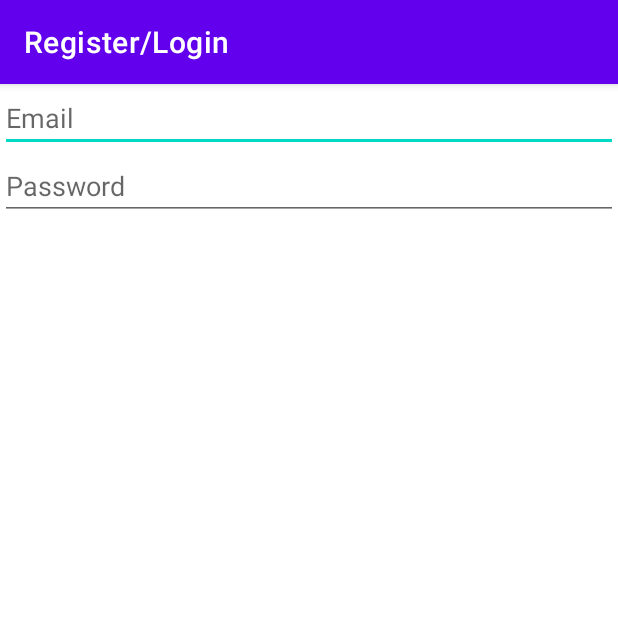
After one commit to xeroz38/mvvm-android, an Android app: the EntryActivity screen opened directly, with no data from a screen before it, on a phone screen of 412 x 824 dp, the top half of it. The commit adds this screen. Run offline under Robolectric (Android 15) with nearby library versions, the phone set to English and light mode, and no system bars.

Commit message:
Entry: Login api and ui

```diff
--- a/app/src/main/AndroidManifest.xml
+++ b/app/src/main/AndroidManifest.xml
@@ -14,14 +14,14 @@
         <activity
             android:name=".activity.MainActivity"
             android:exported="true"
-            android:label="@string/app_name"
-            android:theme="@style/Theme.Klikdokterandroid.NoActionBar">
+            android:label="Klik Dokter">
             <intent-filter>
                 <action android:name="android.intent.action.MAIN" />
 
                 <category android:name="android.intent.category.LAUNCHER" />
             </intent-filter>
         </activity>
+        <activity android:name=".activity.EntryActivity" android:label="Register/Login"/>
     </application>
 
 </manifest>
--- /dev/null
+++ b/app/src/main/java/com/klikdokter/android/activity/EntryActivity.kt
@@ -0,0 +1,42 @@
+package com.klikdokter.android.activity
+
+import android.os.Bundle
+import android.widget.Toast
+import androidx.appcompat.app.AppCompatActivity
+import androidx.lifecycle.ViewModelProvider
+import com.klikdokter.android.databinding.ActivityEntryBinding
+import com.klikdokter.android.viewmodel.AuthViewModel
+
+class EntryActivity : AppCompatActivity() {
+
+    private lateinit var binding: ActivityEntryBinding
+    private var authViewModel: AuthViewModel? = null
+
+    override fun onCreate(savedInstanceState: Bundle?) {
+        super.onCreate(savedInstanceState)
+        binding = ActivityEntryBinding.inflate(layoutInflater)
+        setContentView(binding.root)
+
+        authViewModel = ViewModelProvider(this).get(AuthViewModel::class.java)
+        authViewModel?.init()
+
+        val type = intent.getStringExtra("type").orEmpty()
+        binding.tvAction.text = type
+        binding.tvAction.setOnClickListener {
+            actionLogin(type)
+        }
+    }
+
+    private fun actionLogin(type: String) {
+        authViewModel?.actionLogin(
+            binding.etEmail.text.toString(),
+            binding.etPassword.text.toString()
+        )?.observe(this, {
+            if (it.first) {
+                finish()
+            } else {
+                Toast.makeText(this, it.second, Toast.LENGTH_SHORT).show()
+            }
+        })
+    }
+}
--- /dev/null
+++ b/app/src/main/java/com/klikdokter/android/api/AuthApi.kt
@@ -0,0 +1,15 @@
+package com.klikdokter.android.api
+
+import okhttp3.RequestBody
+import okhttp3.ResponseBody
+import retrofit2.Call
+import retrofit2.http.Body
+import retrofit2.http.POST
+
+interface AuthApi {
+    @POST("register")
+    fun actionRegister(@Body body: RequestBody): Call<ResponseBody>
+
+    @POST("auth/login")
+    fun actionLogin(@Body body: RequestBody): Call<ResponseBody>
+}
--- /dev/null
+++ b/app/src/main/java/com/klikdokter/android/interactor/AuthInteractor.kt
@@ -0,0 +1,51 @@
+package com.klikdokter.android.interactor
+
+import androidx.lifecycle.MutableLiveData
+import com.klikdokter.android.api.AuthApi
+import com.klikdokter.android.api.RetrofitService
+import okhttp3.MultipartBody
+import okhttp3.ResponseBody
+import retrofit2.Call
+import retrofit2.Callback
+import retrofit2.Response
+
+class AuthInteractor {
+
+    private var authInteractor: AuthInteractor? = null
+    private var api: AuthApi? = null
+
+    fun getInstance(): AuthInteractor? {
+        if (authInteractor == null) {
+            authInteractor = AuthInteractor()
+        }
+        return authInteractor
+    }
+
+    init {
+        api = RetrofitService.createService(AuthApi::class.java)
+    }
+
+    fun actionLogin(email: String, password: String): MutableLiveData<Pair<Boolean, String>> {
+        val result = MutableLiveData<Pair<Boolean, String>>()
+        val requestBody = MultipartBody.Builder().setType(MultipartBody.FORM)
+            .addFormDataPart("email", email)
+            .addFormDataPart("password", password)
+            .build()
+        api?.actionLogin(requestBody)?.enqueue(object : Callback<ResponseBody> {
+
+            override fun onResponse(call: Call<ResponseBody>, response: Response<ResponseBody>) {
+                if (response.isSuccessful) {
+                    result.value = Pair(true, response.body().toString())
+                } else {
+                    result.value = Pair(false, response.errorBody().toString())
+                }
+            }
+
+
+            override fun onFailure(call: Call<ResponseBody>, t: Throwable) {
+                result.value = Pair(false, t.message.toString())
+            }
+        })
+        return result
+    }
+}
--- /dev/null
+++ b/app/src/main/java/com/klikdokter/android/viewmodel/AuthViewModel.kt
@@ -0,0 +1,22 @@
+package com.klikdokter.android.viewmodel
+
+import androidx.lifecycle.LiveData
+import androidx.lifecycle.MutableLiveData
+import androidx.lifecycle.ViewModel
+import com.klikdokter.android.interactor.AuthInteractor
+
+class AuthViewModel : ViewModel() {
+    private lateinit var liveData: MutableLiveData<Pair<Boolean, String>>
+    private var interactor: AuthInteractor? = null
+
+    fun init() {
+        interactor = AuthInteractor().getInstance()
+    }
+
+    fun actionLogin(email: String, password: String): LiveData<Pair<Boolean, String>> {
+        interactor?.let {
+            liveData = it.actionLogin(email, password)
+        }
+        return liveData
+    }
+}
--- a/app/src/main/java/com/klikdokter/android/viewmodel/ProductViewModel.kt
+++ b/app/src/main/java/com/klikdokter/android/viewmodel/ProductViewModel.kt
@@ -12,12 +12,12 @@ class ProductViewModel : ViewModel() {
 
     fun init() {
         interactor = ProductInteractor().getInstance()
+    }
+
+    fun getProductList(): LiveData<List<Product>> {
         interactor?.let {
             liveData = it.getProductList()
         }
-    }
-
-    fun getProductList(): LiveData<List<Product>> {
         return liveData
     }
 }
--- /dev/null
+++ b/app/src/main/res/layout/activity_entry.xml
@@ -0,0 +1,29 @@
+<?xml version="1.0" encoding="utf-8"?>
+<androidx.constraintlayout.widget.ConstraintLayout xmlns:android="http://schemas.android.com/apk/res/android"
+    xmlns:app="http://schemas.android.com/apk/res-auto"
+    android:layout_width="match_parent"
+    android:layout_height="wrap_content">
+
+    <EditText
+        android:id="@+id/et_email"
+        android:layout_width="match_parent"
+        android:layout_height="wrap_content"
+        android:hint="Email"
+        android:inputType="textEmailAddress"
+        app:layout_constraintTop_toTopOf="parent" />
+
+    <EditText
+        android:id="@+id/et_password"
+        android:layout_width="match_parent"
+        android:layout_height="wrap_content"
+        android:hint="Password"
+        android:inputType="textPassword"
+        app:layout_constraintTop_toBottomOf="@id/et_email" />
+
+    <TextView
+        android:id="@+id/tv_action"
+        android:layout_width="wrap_content"
+        android:layout_height="wrap_content"
+        app:layout_constraintRight_toRightOf="parent"
+        app:layout_constraintTop_toBottomOf="@id/et_password" />
+</androidx.constraintlayout.widget.ConstraintLayout>
```
Also changed, not shown: app/src/main/java/com/klikdokter/android/activity/MainActivity.kt (+7 -0 lines), app/src/main/res/layout/activity_main.xml (+43 -4 lines), 1 other file.
